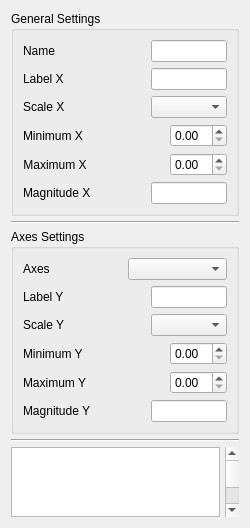
Qt form plot_tool/designer/plotter_visor/plotter_visor_ui.ui (grupo-tc-volcan/plot-tool) before a commit.
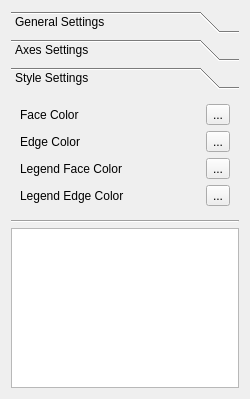
The same form after that commit. The open tabs and pages were chosen to show the change.

Commit message: Basic Function Visor view added

Patch:
```diff
--- a/plot_tool/designer/plotter_visor/plotter_visor_ui.ui
+++ b/plot_tool/designer/plotter_visor/plotter_visor_ui.ui
@@ -7,7 +7,7 @@
     <x>0</x>
     <y>0</y>
     <width>250</width>
-    <height>521</height>
+    <height>399</height>
    </rect>
   </property>
   <property name="sizePolicy">
@@ -30,11 +30,29 @@
     <number>5</number>
    </property>
    <item>
-    <widget class="QGroupBox" name="groupBox">
-     <property name="title">
+    <widget class="QToolBox" name="toolBox">
+     <property name="sizePolicy">
+      <sizepolicy hsizetype="Minimum" vsizetype="Minimum">
+       <horstretch>0</horstretch>
+       <verstretch>0</verstretch>
+      </sizepolicy>
+     </property>
+     <property name="currentIndex">
+      <number>0</number>
+     </property>
+     <widget class="QWidget" name="page">
+      <property name="geometry">
+       <rect>
+        <x>0</x>
+        <y>0</y>
+        <width>232</width>
+        <height>170</height>
+       </rect>
+      </property>
+      <attribute name="label">
       <string>General Settings</string>
-     </property>
-     <layout class="QVBoxLayout" name="verticalLayout_2">
+      </attribute>
+      <layout class="QVBoxLayout" name="verticalLayout_4">
       <item>
        <layout class="QGridLayout" name="gridLayout">
         <property name="horizontalSpacing">
@@ -140,22 +158,21 @@
       </item>
      </layout>
     </widget>
-   </item>
-   <item>
-    <widget class="Line" name="line">
-     <property name="orientation">
-      <enum>Qt::Horizontal</enum>
-     </property>
-    </widget>
-   </item>
-   <item>
-    <widget class="QGroupBox" name="groupBox_2">
-     <property name="title">
+     <widget class="QWidget" name="page_2">
+      <property name="geometry">
+       <rect>
+        <x>0</x>
+        <y>0</y>
+        <width>232</width>
+        <height>172</height>
+       </rect>
+      </property>
+      <attribute name="label">
       <string>Axes Settings</string>
-     </property>
-     <layout class="QVBoxLayout" name="verticalLayout_3">
+      </attribute>
+      <layout class="QVBoxLayout" name="verticalLayout_2">
       <item>
-       <layout class="QGridLayout" name="gridLayout_3">
+        <layout class="QGridLayout" name="gridLayout_5">
         <item row="0" column="0">
          <widget class="QLabel" name="label_7">
           <property name="text">
@@ -246,16 +263,118 @@
           </property>
          </widget>
         </item>
-        <item row="4" column="1">
-         <widget class="QLineEdit" name="yMagnitude">
-          <property name="readOnly">
-           <bool>true</bool>
-          </property>
-         </widget>
-        </item>
-       </layout>
-      </item>
-     </layout>
+        </layout>
+       </item>
+      </layout>
+     </widget>
+     <widget class="QWidget" name="page_3">
+      <property name="geometry">
+       <rect>
+        <x>0</x>
+        <y>0</y>
+        <width>232</width>
+        <height>122</height>
+       </rect>
+      </property>
+      <attribute name="label">
+       <string>Style Settings</string>
+      </attribute>
+      <layout class="QVBoxLayout" name="verticalLayout_3">
+       <item>
+        <layout class="QFormLayout" name="formLayout">
+         <property name="horizontalSpacing">
+          <number>30</number>
+         </property>
+         <item row="0" column="0">
+          <widget class="QLabel" name="label_13">
+           <property name="text">
+            <string>Face Color</string>
+           </property>
+          </widget>
+         </item>
+         <item row="1" column="0">
+          <widget class="QLabel" name="label_14">
+           <property name="text">
+            <string>Edge Color</string>
+           </property>
+          </widget>
+         </item>
+         <item row="2" column="0">
+          <widget class="QLabel" name="label_15">
+           <property name="text">
+            <string>Legend Face Color</string>
+           </property>
+          </widget>
+         </item>
+         <item row="3" column="0">
+          <widget class="QLabel" name="label_16">
+           <property name="text">
+            <string>Legend Edge Color</string>
+           </property>
+          </widget>
+         </item>
+         <item row="0" column="1">
+          <layout class="QHBoxLayout" name="horizontalLayout_2">
+           <item>
+            <widget class="QWidget" name="faceColorView" native="true">
+             <layout class="QHBoxLayout" name="horizontalLayout_3"/>
+            </widget>
+           </item>
+           <item>
+            <widget class="QToolButton" name="faceColorButton">
+             <property name="text">
+              <string>...</string>
+             </property>
+            </widget>
+           </item>
+          </layout>
+         </item>
+         <item row="2" column="1">
+          <layout class="QHBoxLayout" name="horizontalLayout_4">
+           <item>
+            <widget class="QWidget" name="legendFaceColorView" native="true"/>
+           </item>
+           <item>
+            <widget class="QToolButton" name="legendFaceColorButton">
+             <property name="text">
+              <string>...</string>
+             </property>
+            </widget>
+           </item>
+          </layout>
+         </item>
+         <item row="1" column="1">
+          <layout class="QHBoxLayout" name="horizontalLayout_5">
+           <item>
+            <widget class="QWidget" name="edgeColorView" native="true"/>
+           </item>
+           <item>
+            <widget class="QToolButton" name="edgeColorButton">
+             <property name="text">
+              <string>...</string>
+             </property>
+            </widget>
+           </item>
+          </layout>
+         </item>
+         <item row="3" column="1">
+          <layout class="QHBoxLayout" name="horizontalLayout_6">
+           <item>
+            <widget class="QWidget" name="legendEdgeColorView" native="true"/>
+           </item>
+           <item>
+            <widget class="QToolButton" name="legendEdgeColorButton">
+             <property name="text">
+              <string>...</string>
+             </property>
+            </widget>
+           </item>
+          </layout>
+         </item>
+        </layout>
+       </item>
+      </layout>
+     </widget>
     </widget>
    </item>
    <item>
@@ -268,20 +387,10 @@
    <item>
     <layout class="QHBoxLayout" name="horizontalLayout">
      <item>
-      <widget class="QListView" name="listView"/>
-     </item>
-     <item>
-      <widget class="QScrollBar" name="verticalScrollBar">
-       <property name="orientation">
-        <enum>Qt::Vertical</enum>
-       </property>
-      </widget>
+      <widget class="QTableView" name="tableView"/>
      </item>
     </layout>
    </item>
-   <item>
-    <layout class="QHBoxLayout" name="horizontalLayout_2"/>
-   </item>
   </layout>
  </widget>
  <resources/>
```
Left out of the diff: 21 changed lines with no effect on the pictures. Lines whose indentation alone changed are shown as unchanged. The commit also changes 21 other files.
